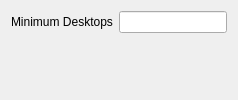
Qt form contents/ui/config.ui (rliang/kwin-dynamic-virtual-desktops) before a commit.
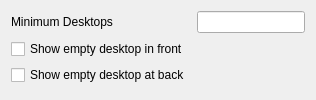
The same form after that commit.

Commit message: Allow to alter the setting for empty desktop in front and/or at back

What changed in the file:
```diff
--- a/contents/ui/config.ui
+++ b/contents/ui/config.ui
@@ -12,6 +12,20 @@
    <item row="0" column="1">
     <widget class="QLineEdit" name="kcfg_minimumDesktops"/>
    </item>
+   <item row="1" column="0">
+    <widget class="QCheckBox" name="kcfg_showEmptyDesktopInFront">
+     <property name="text">
+      <string>Show empty desktop in front</string>
+     </property>
+    </widget>
+   </item>
+   <item row="2" column="0">
+    <widget class="QCheckBox" name="kcfg_showEmptyDesktopAtBack">
+     <property name="text">
+      <string>Show empty desktop at back</string>
+     </property>
+    </widget>
+   </item>
   </layout>
  </widget>
 </ui>
```
The commit also changes 2 other files.
